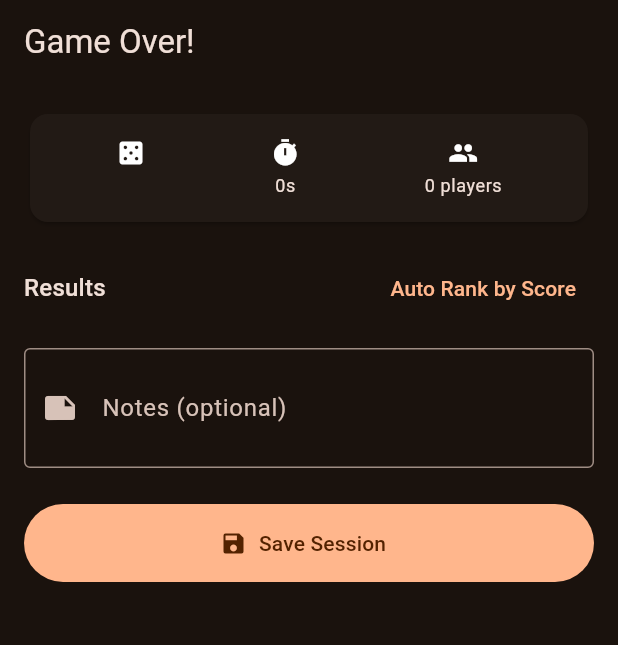
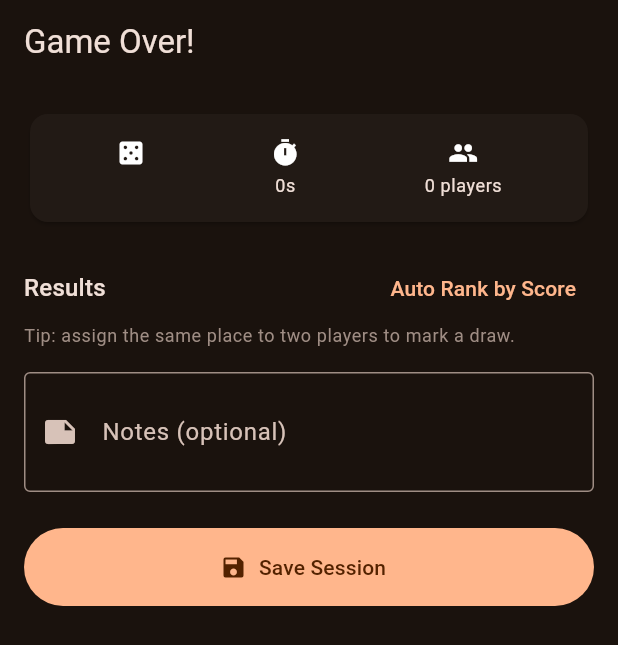
Before and after one commit to Kovali0/BoardGameApp, a Flutter app: the EndSessionScreen screen opened directly with empty values, after a tap on "Auto Rank by Score", on a phone screen of 412 x 824 dp. Shown: the top 645 px of the screen. Run offline on Flutter 3.47's test engine with Material 3 defaults, Android fonts, the light colour scheme and no system bars; our stand-ins replace sqflite; accounts and stored records are empty.

Commit message:
feat: add draw option in game sessions

```diff
--- a/lib/screens/session/end_session_screen.dart
+++ b/lib/screens/session/end_session_screen.dart
@@ -29,6 +29,7 @@ class EndSessionScreen extends StatefulWidget {
 class _EndSessionScreenState extends State<EndSessionScreen> {
   late List<Map<String, dynamic>> _playerData;
   final _notesController = TextEditingController();
+  final _tiebreakerController = TextEditingController();
 
   String get _formattedDuration {
     final h = widget.durationSeconds ~/ 3600;
@@ -56,18 +57,36 @@ class _EndSessionScreenState extends State<EndSessionScreen> {
   @override
   void dispose() {
     _notesController.dispose();
+    _tiebreakerController.dispose();
     for (final p in _playerData) {
       (p['scoreController'] as TextEditingController).dispose();
     }
     super.dispose();
   }
 
-  void _autoRank() {
+  bool get _hasTies {
+    final ranks = _playerData
+        .map((p) => p['rank'] as int)
+        .where((r) => r > 0)
+        .toList();
+    return ranks.length != ranks.toSet().length;
+  }
+
+  bool _playerIsTied(int rank) {
+    if (rank == 0) return false;
+    return _playerData.where((p) => (p['rank'] as int) == rank).length > 1;
+  }
+
+  void _readScores() {
     for (final p in _playerData) {
       final text =
           (p['scoreController'] as TextEditingController).text.trim();
       p['score'] = text.isEmpty ? null : int.tryParse(text);
     }
+  }
+
+  void _autoRank() {
+    _readScores();
     final sorted = List<Map<String, dynamic>>.from(_playerData)
       ..sort((a, b) {
         final sa = a['score'] as int?;
@@ -78,18 +97,72 @@ class _EndSessionScreenState extends State<EndSessionScreen> {
         return sb.compareTo(sa);
       });
     setState(() {
+      // Players with equal scores share the same rank (true tie)
+      int rank = 1;
       for (int i = 0; i < sorted.length; i++) {
-        sorted[i]['rank'] = i + 1;
+        if (i > 0) {
+          final prev = sorted[i - 1]['score'] as int?;
+          final curr = sorted[i]['score'] as int?;
+          if (prev != curr) rank = i + 1;
+        }
+        sorted[i]['rank'] = rank;
       }
     });
   }
 
+  /// Assigns ranks to players who have none, based on score (desc).
+  /// Respects any ranks that were manually set.
+  void _fillRemainingRanks() {
+    final taken = _playerData
+        .where((p) => (p['rank'] as int) > 0)
+        .map((p) => p['rank'] as int)
+        .toSet();
+
+    final unranked = _playerData
+        .where((p) => (p['rank'] as int) == 0)
+        .toList()
+      ..sort((a, b) {
+        final sa = a['score'] as int?;
+        final sb = b['score'] as int?;
+        if (sa == null && sb == null) return 0;
+        if (sa == null) return 1;
+        if (sb == null) return -1;
+        return sb.compareTo(sa);
+      });
+
+    if (unranked.isEmpty) return;
+
+    final available = List.generate(_playerData.length, (i) => i + 1)
+        .where((r) => !taken.contains(r))
+        .toList();
+
+    // Assign available slots; players with equal scores share a slot
+    int slot = 0;
+    for (int i = 0; i < unranked.length && slot < available.length; i++) {
+      unranked[i]['rank'] = available[slot];
+      // If next player has same score, give same rank (don't advance slot)
+      if (i + 1 < unranked.length) {
+        final curr = unranked[i]['score'] as int?;
+        final next = unranked[i + 1]['score'] as int?;
+        if (curr == null || next == null || curr != next) slot++;
+      }
+    }
+  }
+
   Future<void> _save() async {
-    for (final p in _playerData) {
-      final text =
-          (p['scoreController'] as TextEditingController).text.trim();
-      p['score'] = text.isEmpty ? null : int.tryParse(text);
-      if ((p['rank'] as int) == 0) p['rank'] = 1;
+    _readScores();
+    _fillRemainingRanks();
+
+    // Build combined notes: tiebreaker first, then general notes
+    final tieNote = _tiebreakerController.text.trim();
+    final generalNote = _notesController.text.trim();
+    String? combinedNotes;
+    if (tieNote.isNotEmpty && generalNote.isNotEmpty) {
+      combinedNotes = '[Tiebreaker: $tieNote]\n$generalNote';
+    } else if (tieNote.isNotEmpty) {
+      combinedNotes = '[Tiebreaker: $tieNote]';
+    } else if (generalNote.isNotEmpty) {
+      combinedNotes = generalNote;
     }
 
     await context.read<SessionProvider>().saveSession(
@@ -106,9 +179,7 @@ class _EndSessionScreenState extends State<EndSessionScreen> {
                     'startedGame': p['startedGame'],
                   })
               .toList(),
-          notes: _notesController.text.trim().isEmpty
-              ? null
-              : _notesController.text.trim(),
+          notes: combinedNotes,
           isFromCollection: widget.isFromCollection,
         );
 
@@ -130,6 +201,9 @@ class _EndSessionScreenState extends State<EndSessionScreen> {
 
   @override
   Widget build(BuildContext context) {
+    final theme = Theme.of(context);
+    final hasTies = _hasTies;
+
     return Scaffold(
       appBar: AppBar(
         title: const Text('Game Over!'),
@@ -144,10 +218,8 @@ class _EndSessionScreenState extends State<EndSessionScreen> {
               child: Row(
                 mainAxisAlignment: MainAxisAlignment.spaceAround,
                 children: [
-                  _SummaryItem(
-                      icon: Icons.casino, label: widget.game.name),
-                  _SummaryItem(
-                      icon: Icons.timer, label: _formattedDuration),
+                  _SummaryItem(icon: Icons.casino, label: widget.game.name),
+                  _SummaryItem(icon: Icons.timer, label: _formattedDuration),
                   _SummaryItem(
                       icon: Icons.group,
                       label: '${widget.players.length} players'),
@@ -159,18 +231,26 @@ class _EndSessionScreenState extends State<EndSessionScreen> {
           Row(
             mainAxisAlignment: MainAxisAlignment.spaceBetween,
             children: [
-              Text('Results',
-                  style: Theme.of(context).textTheme.titleMedium),
+              Text('Results', style: theme.textTheme.titleMedium),
               TextButton(
                 onPressed: _autoRank,
                 child: const Text('Auto Rank by Score'),
               ),
             ],
           ),
-          const SizedBox(height: 8),
+          Padding(
+            padding: const EdgeInsets.only(bottom: 8),
+            child: Text(
+              'Tip: assign the same place to two players to mark a draw.',
+              style: theme.textTheme.bodySmall
+                  ?.copyWith(color: theme.colorScheme.outline),
+            ),
+          ),
           ...List.generate(_playerData.length, (i) {
             final p = _playerData[i];
             final currentRank = p['rank'] as int;
+            final tied = _playerIsTied(currentRank);
+
             return Card(
               margin: const EdgeInsets.only(bottom: 8),
               child: Padding(
@@ -190,15 +270,44 @@ class _EndSessionScreenState extends State<EndSessionScreen> {
                       onChanged: (rank) =>
                           setState(() => p['rank'] = rank ?? 0),
                     ),
-                    const SizedBox(width: 12),
+                    const SizedBox(width: 8),
                     Expanded(
                       flex: 2,
                       child: Column(
                         crossAxisAlignment: CrossAxisAlignment.start,
                         children: [
-                          Text(p['name'] as String,
-                              style: const TextStyle(
-                                  fontWeight: FontWeight.bold)),
+                          Row(
+                            children: [
+                              Flexible(
+                                child: Text(
+                                  p['name'] as String,
+                                  style: const TextStyle(
+                                      fontWeight: FontWeight.bold),
+                                  overflow: TextOverflow.ellipsis,
+                                ),
+                              ),
+                              if (tied) ...[
+                                const SizedBox(width: 6),
+                                Container(
+                                  padding: const EdgeInsets.symmetric(
+                                      horizontal: 6, vertical: 1),
+                                  decoration: BoxDecoration(
+                                    color: theme.colorScheme.tertiaryContainer,
+                                    borderRadius: BorderRadius.circular(4),
+                                  ),
+                                  child: Text(
+                                    'TIE',
+                                    style: TextStyle(
+                                      fontSize: 10,
+                                      fontWeight: FontWeight.bold,
+                                      color: theme
+                                          .colorScheme.onTertiaryContainer,
+                                    ),
+                                  ),
+                                ),
+                              ],
+                            ],
+                          ),
                           if (p['startedGame'] as bool)
                             const Text('started',
                                 style: TextStyle(
@@ -217,6 +326,7 @@ class _EndSessionScreenState extends State<EndSessionScreen> {
                         ),
                         keyboardType: TextInputType.number,
                         textAlign: TextAlign.center,
+                        onChanged: (_) => setState(() {}),
                       ),
                     ),
                   ],
@@ -225,6 +335,42 @@ class _EndSessionScreenState extends State<EndSessionScreen> {
             );
           }),
           const SizedBox(height: 8),
+          // Tiebreaker note — only visible when at least two players share a rank
+          AnimatedSize(
+            duration: const Duration(milliseconds: 200),
+            child: hasTies
+                ? Column(
+                    crossAxisAlignment: CrossAxisAlignment.start,
+                    children: [
+                      Row(
+                        children: [
+                          Icon(Icons.balance,
+                              size: 16, color: theme.colorScheme.tertiary),
+                          const SizedBox(width: 6),
+                          Text(
+                            'Tiebreaker',
+                            style: theme.textTheme.labelLarge?.copyWith(
+                                color: theme.colorScheme.tertiary),
+                          ),
+                        ],
+                      ),
+                      const SizedBox(height: 6),
+                      TextField(
+                        controller: _tiebreakerController,
+                        decoration: const InputDecoration(
+                          hintText:
+                              'e.g. "A and B tied on points — B won by card count"',
+                          border: OutlineInputBorder(),
+                          prefixIcon: Icon(Icons.edit_note),
+                        ),
+                        maxLines: 2,
+                        textCapitalization: TextCapitalization.sentences,
+                      ),
+                      const SizedBox(height: 8),
+                    ],
+                  )
+                : const SizedBox.shrink(),
+          ),
           TextFormField(
             controller: _notesController,
             decoration: const InputDecoration(
@@ -239,8 +385,8 @@ class _EndSessionScreenState extends State<EndSessionScreen> {
             onPressed: _save,
             icon: const Icon(Icons.save),
             label: const Text('Save Session'),
-            style: FilledButton.styleFrom(
-                minimumSize: const Size.fromHeight(52)),
+            style:
+                FilledButton.styleFrom(minimumSize: const Size.fromHeight(52)),
           ),
         ],
       ),
```
